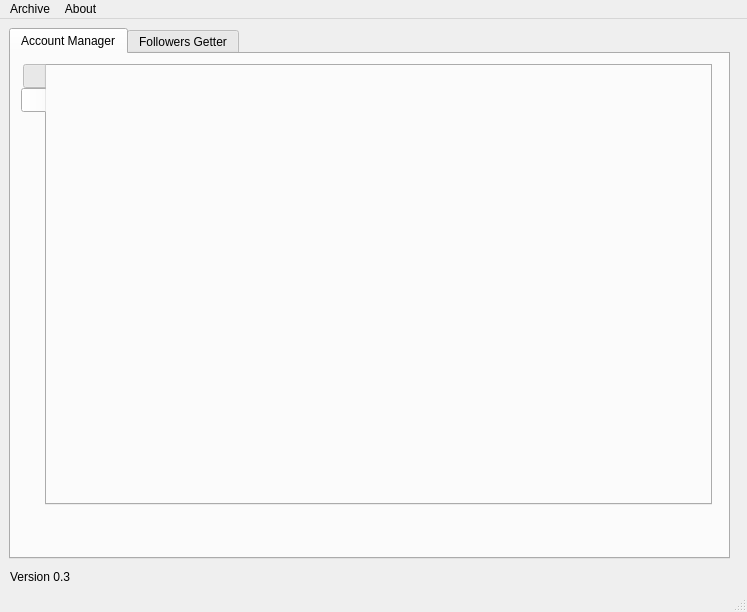
This is QtDesignerGUI/GUI.ui in PaytonZ/python-get-followers as Qt 5 draws it before an edit. The edited form follows.
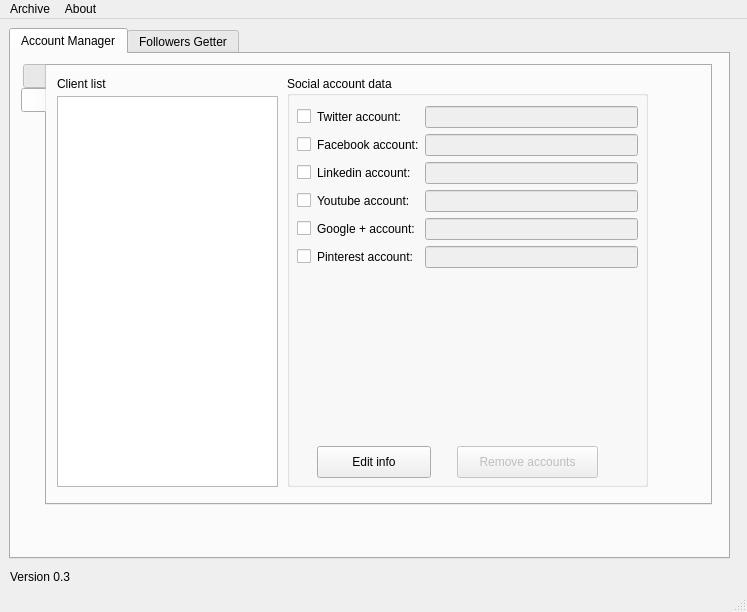
This is the edited form. The open tabs and pages were chosen to show the change. Icons and pictures are not drawn.

What changed in the file:
```diff
--- a/QtDesignerGUI/GUI.ui
+++ b/QtDesignerGUI/GUI.ui
@@ -247,6 +247,245 @@
        <attribute name="title">
         <string/>
        </attribute>
+       <widget class="QListView" name="clientListView">
+        <property name="geometry">
+         <rect>
+          <x>10</x>
+          <y>30</y>
+          <width>221</width>
+          <height>391</height>
+         </rect>
+        </property>
+       </widget>
+       <widget class="QLabel" name="clientListLabel">
+        <property name="geometry">
+         <rect>
+          <x>10</x>
+          <y>10</y>
+          <width>62</width>
+          <height>16</height>
+         </rect>
+        </property>
+        <property name="text">
+         <string>Client list</string>
+        </property>
+       </widget>
+       <widget class="QGroupBox" name="soccialAccountGroup">
+        <property name="geometry">
+         <rect>
+          <x>240</x>
+          <y>10</y>
+          <width>361</width>
+          <height>411</height>
+         </rect>
+        </property>
+        <property name="title">
+         <string>Social account data</string>
+        </property>
+        <widget class="QPushButton" name="editBt">
+         <property name="geometry">
+          <rect>
+           <x>30</x>
+           <y>370</y>
+           <width>114</width>
+           <height>32</height>
+          </rect>
+         </property>
+         <property name="text">
+          <string>Edit info</string>
+         </property>
+        </widget>
+        <widget class="QPushButton" name="removeBt">
+         <property name="enabled">
+          <bool>false</bool>
+         </property>
+         <property name="geometry">
+          <rect>
+           <x>170</x>
+           <y>370</y>
+           <width>141</width>
+           <height>32</height>
+          </rect>
+         </property>
+         <property name="text">
+          <string>Remove accounts</string>
+         </property>
+        </widget>
+        <widget class="QWidget" name="gridLayoutWidget">
+         <property name="geometry">
+          <rect>
+           <x>10</x>
+           <y>30</y>
+           <width>341</width>
+           <height>331</height>
+          </rect>
+         </property>
+         <layout class="QGridLayout" name="gridLayout">
+          <property name="sizeConstraint">
+           <enum>QLayout::SetMinAndMaxSize</enum>
+          </property>
+          <item row="3" column="0">
+           <widget class="QCheckBox" name="linkedinCk">
+            <property name="sizePolicy">
+             <sizepolicy hsizetype="Maximum" vsizetype="Fixed">
+              <horstretch>0</horstretch>
+              <verstretch>0</verstretch>
+             </sizepolicy>
+            </property>
+            <property name="text">
+             <string/>
+            </property>
+           </widget>
+          </item>
+          <item row="5" column="1">
+           <widget class="QLabel" name="googleLabel_2">
+            <property name="text">
+             <string>Google + account:</string>
+            </property>
+           </widget>
+          </item>
+          <item row="2" column="1">
+           <widget class="QLabel" name="facebookLabel_2">
+            <property name="text">
+             <string>Facebook account:</string>
+            </property>
+           </widget>
+          </item>
+          <item row="4" column="0">
+           <widget class="QCheckBox" name="youtubeCk">
+            <property name="sizePolicy">
+             <sizepolicy hsizetype="Maximum" vsizetype="Fixed">
+              <horstretch>0</horstretch>
+              <verstretch>0</verstretch>
+             </sizepolicy>
+            </property>
+            <property name="text">
+             <string/>
+            </property>
+           </widget>
+          </item>
+          <item row="4" column="2">
+           <widget class="QLineEdit" name="youtubeText_2">
+            <property name="enabled">
+             <bool>false</bool>
+            </property>
+           </widget>
+          </item>
+          <item row="3" column="2">
+           <widget class="QLineEdit" name="linkedinText_2">
+            <property name="enabled">
+             <bool>false</bool>
+            </property>
+           </widget>
+          </item>
+          <item row="9" column="1">
+           <widget class="QLabel" name="pinterestLabel_2">
+            <property name="text">
+             <string>Pinterest account:</string>
+            </property>
+           </widget>
+          </item>
+          <item row="9" column="0">
+           <widget class="QCheckBox" name="pinterestCk">
+            <property name="sizePolicy">
+             <sizepolicy hsizetype="Preferred" vsizetype="Fixed">
+              <horstretch>0</horstretch>
+              <verstretch>0</verstretch>
+             </sizepolicy>
+            </property>
+            <property name="text">
+             <string/>
+            </property>
+           </widget>
+          </item>
+          <item row="4" column="1">
+           <widget class="QLabel" name="youtubeLabel_2">
+            <property name="text">
+             <string>Youtube account:</string>
+            </property>
+           </widget>
+          </item>
+          <item row="0" column="1">
+           <widget class="QLabel" name="twitterLabel_2">
+            <property name="text">
+             <string>Twitter account:</string>
+            </property>
+           </widget>
+          </item>
+          <item row="0" column="2">
+           <widget class="QLineEdit" name="twitterText_2">
+            <property name="enabled">
+             <bool>false</bool>
+            </property>
+           </widget>
+          </item>
+          <item row="2" column="2">
+           <widget class="QLineEdit" name="facebookText_2">
+            <property name="enabled">
+             <bool>false</bool>
+            </property>
+           </widget>
+          </item>
+          <item row="5" column="2">
+           <widget class="QLineEdit" name="googleText_2">
+            <property name="enabled">
+             <bool>false</bool>
+            </property>
+           </widget>
+          </item>
+          <item row="9" column="2">
+           <widget class="QLineEdit" name="pinterestText_2">
+            <property name="enabled">
+             <bool>false</bool>
+            </property>
+           </widget>
+          </item>
+          <item row="2" column="0">
+           <widget class="QCheckBox" name="facebookCk">
+            <property name="sizePolicy">
+             <sizepolicy hsizetype="Maximum" vsizetype="Fixed">
+              <horstretch>0</horstretch>
+              <verstretch>0</verstretch>
+             </sizepolicy>
+            </property>
+            <property name="text">
+             <string/>
+            </property>
+           </widget>
+          </item>
+          <item row="5" column="0">
+           <widget class="QCheckBox" name="googleCk">
+            <property name="sizePolicy">
+             <sizepolicy hsizetype="Maximum" vsizetype="Fixed">
+              <horstretch>0</horstretch>
+              <verstretch>0</verstretch>
+             </sizepolicy>
+            </property>
+            <property name="text">
+             <string/>
+            </property>
+           </widget>
+          </item>
+          <item row="3" column="1">
+           <widget class="QLabel" name="linkedinLabel_2">
+            <property name="text">
+             <string>Linkedin account:</string>
+            </property>
+           </widget>
+          </item>
+          <item row="0" column="0">
+           <widget class="QCheckBox" name="twitterCk">
+            <property name="sizePolicy">
+             <sizepolicy hsizetype="Maximum" vsizetype="Fixed">
+              <horstretch>0</horstretch>
+              <verstretch>0</verstretch>
+             </sizepolicy>
+            </property>
+           </widget>
+          </item>
+         </layout>
+        </widget>
+       </widget>
       </widget>
      </widget>
     </widget>
```
Left out of the diff: 33 changed lines with no effect on the pictures.
